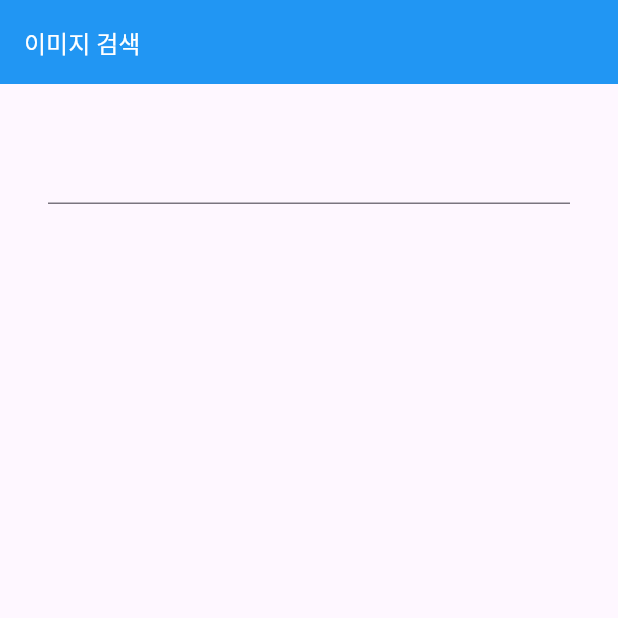
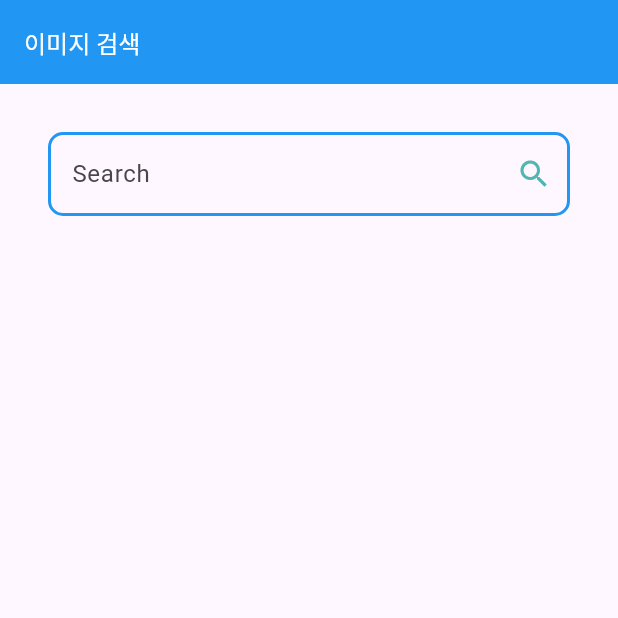
Before and after one commit to KimJJangGu/flutter_image_search, a Flutter app: the screen it shows after launch, on a phone screen of 412 x 824 dp, the top half of it. Run offline on Flutter 3.47's test engine with Material 3 defaults, Android fonts, the phone set to English and light mode, and no system bars.

Commit message:
이미지 검색 앱

```diff
--- /dev/null
+++ b/lib/data/model/image_model.dart
@@ -0,0 +1,48 @@
+class ImageModel {
+  String imageUrl;
+  String tags;
+
+//<editor-fold desc="Data Methods">
+  ImageModel({
+    required this.imageUrl,
+    required this.tags,
+  });
+
+  @override
+  bool operator ==(Object other) =>
+      identical(this, other) || (other is ImageModel && runtimeType == other.runtimeType && imageUrl == other.imageUrl && tags == other.tags);
+
+  @override
+  int get hashCode => imageUrl.hashCode ^ tags.hashCode;
+
+  @override
+  String toString() {
+    return 'ImageModel{ imageUrl: $imageUrl, tags: $tags,}';
+  }
+
+  ImageModel copyWith({
+    String? imageUrl,
+    String? tags,
+  }) {
+    return ImageModel(
+      imageUrl: imageUrl ?? this.imageUrl,
+      tags: tags ?? this.tags,
+    );
+  }
+
+  Map<String, dynamic> toJson() {
+    return {
+      'imageUrl': imageUrl,
+      'tags': tags,
+    };
+  }
+
+  factory ImageModel.fromJson(Map<String, dynamic> map) {
+    return ImageModel(
+      imageUrl: map['imageUrl'] as String,
+      tags: map['tags'] as String,
+    );
+  }
+
+//</editor-fold>
+}
--- a/lib/ui/main_screen.dart
+++ b/lib/ui/main_screen.dart
@@ -1,4 +1,8 @@
 import 'package:flutter/material.dart';
+import 'package:image_search/data/repository/image_model_repository.dart';
+import 'package:image_search/ui/widget/image_model_widget.dart';
+import '../data/model/image_model.dart';
+
 
 class MainScreen extends StatefulWidget {
   const MainScreen({super.key});
@@ -8,6 +12,31 @@ class MainScreen extends StatefulWidget {
 }
 
 class _MainScreenState extends State<MainScreen> {
+  final searchTextEditingController = TextEditingController();
+
+  final repository = PixabayImageModelRepository();
+
+  List<ImageModel> imageModels = [];
+  bool isLoading = false;
+
+  Future<void> searchImage(String query) async {
+    setState(() {
+      isLoading = true;
+    });
+
+    imageModels = await repository.getImageItems(query);
+
+    setState(() {
+      isLoading = false;
+    });
+  }
+
+  @override
+  void dispose() {
+    searchTextEditingController.dispose();
+    super.dispose();
+  }
+
   @override
   Widget build(BuildContext context) {
     return Scaffold(
@@ -16,19 +45,59 @@ class _MainScreenState extends State<MainScreen> {
         titleTextStyle: const TextStyle(fontSize: 16, color: Colors.white),
         backgroundColor: Colors.blue,
       ),
-      body: Padding(
-        padding: const EdgeInsets.all(32.0), // 검색창 사방에 여백 생성
-        child: Column(
-          children: [
-            (TextField(
-              decoration: InputDecoration(
-                focusedBorder: OutlineInputBorder(
-                  borderRadius: BorderRadius.circular(10),
-                  borderSide: const BorderSide(width: 2, color: Colors.grey),
+      body: SafeArea(
+        child: Padding(
+          padding: const EdgeInsets.all(32.0),
+          child: Column(
+            children: [
+              TextField(
+                controller: searchTextEditingController,
+                decoration: InputDecoration(
+                  focusedBorder: OutlineInputBorder(
+                    borderRadius: BorderRadius.circular(10.0),
+                    borderSide: const BorderSide(
+                      width: 2,
+                      color: Colors.blue,
+                    ),
+                  ),
+                  enabledBorder: OutlineInputBorder(
+                    borderRadius: BorderRadius.circular(10.0),
+                    borderSide: const BorderSide(
+                      width: 2,
+                      color: Colors.blue,
+                    ),
+                  ),
+                  hintText: 'Search',
+                  suffixIcon: IconButton(
+                    icon: const Icon(
+                      Icons.search,
+                      color: Color(0xFF4FB6B2),
+                    ),
+                    onPressed: () =>
+                        searchImage(searchTextEditingController.text),
+                  ),
                 ),
               ),
-            )),
-          ],
+              const SizedBox(height: 24),
+              isLoading
+                  ? const Center(child: CircularProgressIndicator())
+                  : Expanded(
+                child: GridView.builder(
+                  itemCount: imageModels.length,
+                  itemBuilder: (context, index) {
+                    final imageModel = imageModels[index];
+                    return ImageModelWidget(imageModel: imageModel);
+                  },
+                  gridDelegate:
+                  const SliverGridDelegateWithFixedCrossAxisCount(
+                    crossAxisCount: 2,
+                    crossAxisSpacing: 32,
+                    mainAxisSpacing: 32,
+                  ),
+                ),
+              ),
+            ],
+          ),
         ),
       ),
     );
--- a/pubspec.yaml
+++ b/pubspec.yaml
@@ -35,6 +35,7 @@ dependencies:
   # The following adds the Cupertino Icons font to your application.
   # Use with the CupertinoIcons class for iOS style icons.
   cupertino_icons: ^1.0.2
+  http: ^1.1.2
 
 dev_dependencies:
   flutter_test:
```
Also changed, not shown: lib/data/data_source/pix_api.dart (added, +11 -0 lines), lib/data/dto/pix_dto.dart (added, +134 -0 lines), lib/data/mapper/image_mapper.dart (added, +12 -0 lines), lib/data/repository/image_model_repository.dart (added, +49 -0 lines), lib/ui/widget/image_model_widget.dart (added, +22 -0 lines), pubspec.lock.
